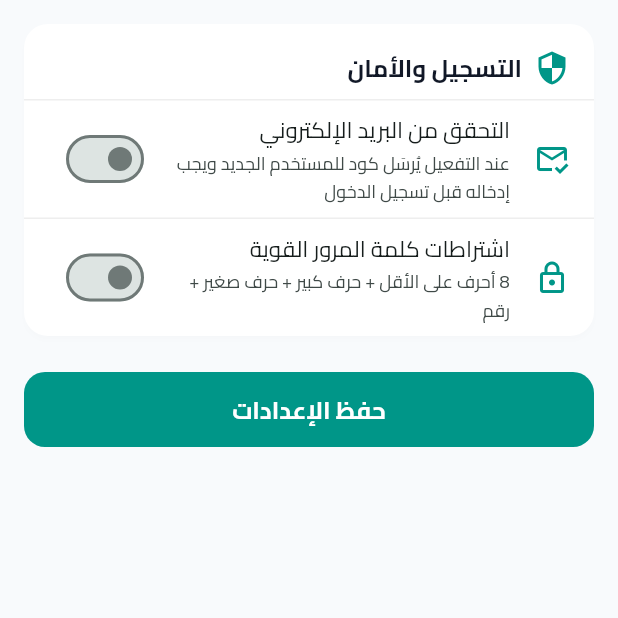
After one commit to abushofa/meqraat-taiser, a Flutter app: the AdminSettingsScreen screen opened directly, on a phone screen of 412 x 824 dp, the top half of it. The commit adds this screen. Run offline on Flutter 3.47's test engine with Material 3 defaults, Android fonts, the phone set to English and light mode, and no system bars; our stand-ins replace cookie_jar, dio, dio_cookie_manager, firebase_core, firebase_messaging, flutter_local_notifications and 3 more; missing offline and left inert: agora_rtc_engine, audio_session, flutter_foreground_task; accounts and stored records are empty; network calls fail.

Commit message:
feat: add email verification and strong password check

```diff
--- /dev/null
+++ b/lib/features/admin/admin_settings_screen.dart
@@ -0,0 +1,154 @@
+import 'package:dio/dio.dart';
+import 'package:flutter/material.dart';
+import '../../core/network/api_client.dart';
+import '../../core/ui/app_snackbar.dart';
+
+class AdminSettingsScreen extends StatefulWidget {
+  const AdminSettingsScreen({super.key});
+
+  @override
+  State<AdminSettingsScreen> createState() => _AdminSettingsScreenState();
+}
+
+class _AdminSettingsScreenState extends State<AdminSettingsScreen> {
+  bool _emailVerification = false;
+  bool _strongPassword = false;
+  bool _loading = true;
+  bool _saving = false;
+
+  @override
+  void initState() {
+    super.initState();
+    _loadSettings();
+  }
+
+  Future<void> _loadSettings() async {
+    setState(() => _loading = true);
+    try {
+      final dio = await ApiClient.getInstance();
+      final res = await dio.get('/app_settings.php');
+      final body = res.data;
+      if (body is Map && body['ok'] == true) {
+        final data = body['data'] as Map? ?? {};
+        setState(() {
+          _emailVerification = data['email_verification_enabled'] == true;
+          _strongPassword    = data['strong_password_enabled'] == true;
+        });
+      }
+    } catch (_) {}
+    finally {
+      if (mounted) setState(() => _loading = false);
+    }
+  }
+
+  Future<void> _save() async {
+    setState(() => _saving = true);
+    try {
+      final dio = await ApiClient.getInstance();
+      final res = await dio.post('/admin/settings.php', data: {
+        'email_verification_enabled': _emailVerification,
+        'strong_password_enabled':    _strongPassword,
+      });
+      final body = res.data;
+      if (!mounted) return;
+      if (body is Map && body['ok'] == true) {
+        AppSnackBar.info(context, 'تم حفظ الإعدادات بنجاح.');
+        Navigator.of(context).pop();
+      } else {
+        AppSnackBar.error(context, (body is Map ? body['message'] : null)?.toString() ?? 'فشل الحفظ.');
+      }
+    } on DioException catch (_) {
+      if (mounted) AppSnackBar.error(context, 'فشل الاتصال بالخادم.');
+    } finally {
+      if (mounted) setState(() => _saving = false);
+    }
+  }
+
+  @override
+  Widget build(BuildContext context) {
+    return Scaffold(
+      body: _loading
+          ? const Center(child: CircularProgressIndicator())
+          : RefreshIndicator(
+              onRefresh: _loadSettings,
+              child: ListView(
+                padding: const EdgeInsets.all(16),
+                children: [
+                  _sectionCard(
+                    title: 'التسجيل والأمان',
+                    icon: Icons.security_outlined,
+                    children: [
+                      SwitchListTile(
+                        value: _emailVerification,
+                        onChanged: (v) => setState(() => _emailVerification = v),
+                        title: const Text('التحقق من البريد الإلكتروني'),
+                        subtitle: const Text(
+                          'عند التفعيل يُرسَل كود للمستخدم الجديد ويجب إدخاله قبل تسجيل الدخول',
+                          style: TextStyle(fontSize: 12),
+                        ),
+                        secondary: const Icon(Icons.mark_email_read_outlined, color: Colors.teal),
+                        activeThumbColor: Colors.teal,
+                      ),
+                      const Divider(height: 1),
+                      SwitchListTile(
+                        value: _strongPassword,
+                        onChanged: (v) => setState(() => _strongPassword = v),
+                        title: const Text('اشتراطات كلمة المرور القوية'),
+                        subtitle: const Text(
+                          '8 أحرف على الأقل + حرف كبير + حرف صغير + رقم',
+                          style: TextStyle(fontSize: 12),
+                        ),
+                        secondary: const Icon(Icons.lock_outlined, color: Colors.teal),
+                        activeThumbColor: Colors.teal,
+                      ),
+                    ],
+                  ),
+                  const SizedBox(height: 24),
+                  SizedBox(
+                    width: double.infinity,
+                    child: ElevatedButton(
+                      onPressed: _saving ? null : _save,
+                      style: ElevatedButton.styleFrom(
+                        padding: const EdgeInsets.symmetric(vertical: 14),
+                        backgroundColor: Colors.teal,
+                        foregroundColor: Colors.white,
+                        shape: RoundedRectangleBorder(borderRadius: BorderRadius.circular(14)),
+                      ),
+                      child: _saving
+                          ? const SizedBox(width: 20, height: 20, child: CircularProgressIndicator(strokeWidth: 2, color: Colors.white))
+                          : const Text('حفظ الإعدادات', style: TextStyle(fontSize: 16)),
+                    ),
+                  ),
+                ],
+              ),
+            ),
+    );
+  }
+
+  Widget _sectionCard({
+    required String title,
+    required IconData icon,
+    required List<Widget> children,
+  }) {
+    return Card(
+      shape: RoundedRectangleBorder(borderRadius: BorderRadius.circular(16)),
+      child: Column(
+        crossAxisAlignment: CrossAxisAlignment.start,
+        children: [
+          Padding(
+            padding: const EdgeInsets.fromLTRB(16, 16, 16, 8),
+            child: Row(
+              children: [
+                Icon(icon, color: Colors.teal),
+                const SizedBox(width: 8),
+                Text(title, style: const TextStyle(fontSize: 16, fontWeight: FontWeight.bold)),
+              ],
+            ),
+          ),
+          const Divider(height: 1),
+          ...children,
+        ],
+      ),
+    );
+  }
+}
--- a/pubspec.yaml
+++ b/pubspec.yaml
@@ -2,7 +2,7 @@ name: quran_app
 description: "A Quran learning app."
 publish_to: 'none'
 
-version: 1.3.0+7
+version: 1.4.0+8
 
 environment:
   sdk: ^3.10.4
```
Also changed, not shown: lib/core/services/app_settings_service.dart (added, +24 -0 lines), lib/core/widgets/password_strength_indicator.dart (added, +91 -0 lines), lib/features/admin/admin_home_shell.dart (+16 -0 lines), lib/features/auth/student_register_screen.dart (+38 -6 lines), lib/features/auth/teacher_register_screen.dart (+38 -6 lines), lib/features/auth/verify_email_screen.dart (added, +192 -0 lines), lib/features/call/agora_call_screen.dart (+5 -7 lines).
